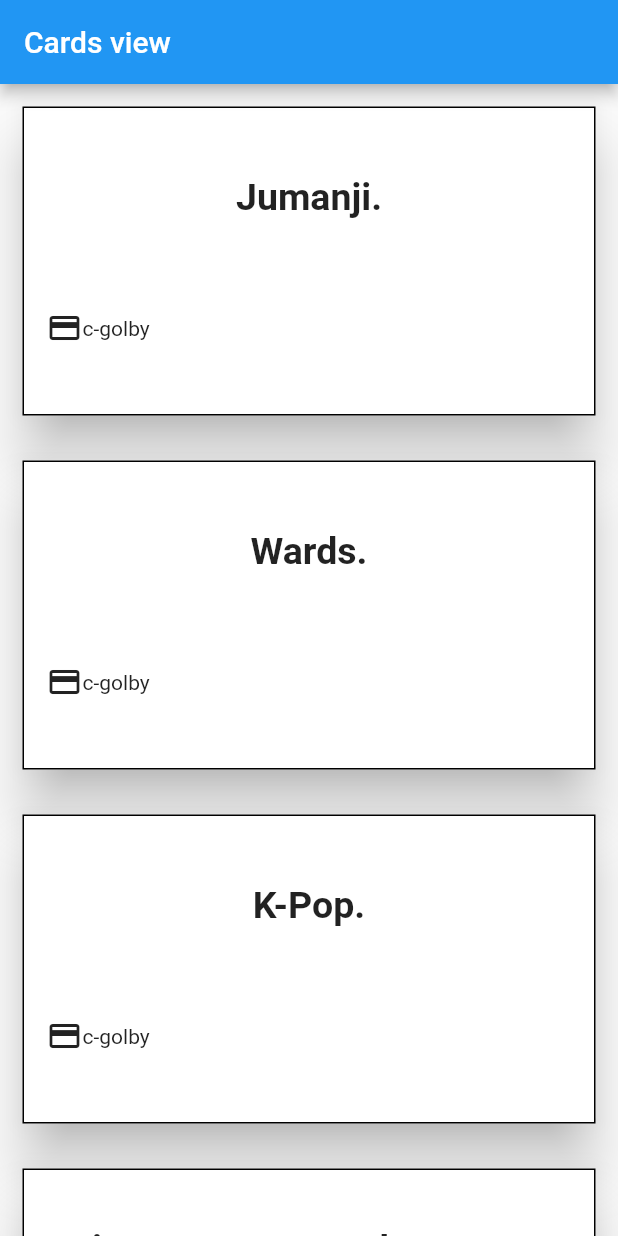
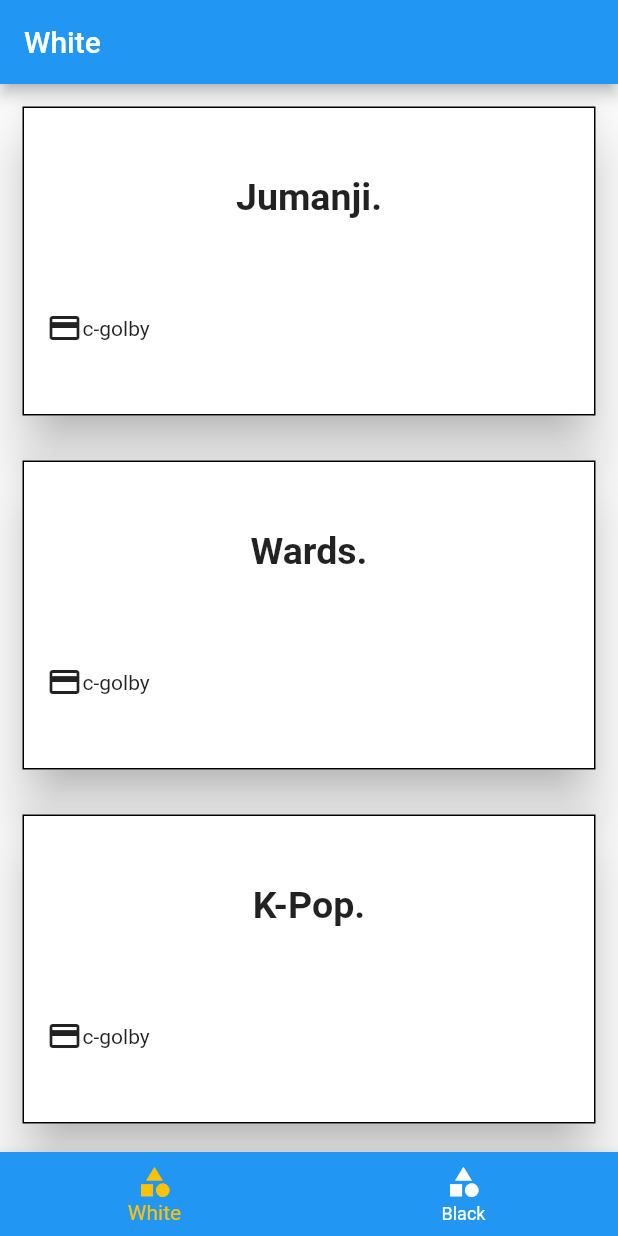
Before and after one commit to dRacz3/cah-flutter-app, a Flutter app: the screen it shows after launch, on a phone screen of 412 x 824 dp. Run offline on Flutter 3.47's test engine with Material 2 defaults, Android fonts, the phone set to English and light mode, and no system bars.

Commit message:
ADD: Black/White cards view with tabs

```diff
--- a/lib/data/dummy_card_data.dart
+++ b/lib/data/dummy_card_data.dart
@@ -18,3 +18,16 @@
       deck: "c-golby"),
   WhiteCard(text: "STEAL ALL THE FARM.", icon: "file-text-o", deck: "c-golby"),
 ];
+
+var BLACK_CARDS = [
+  BlackCard(
+      text: "_ is camping my lane.",
+      deck: "c-golby",
+      icon: "file-text-o",
+      pick: 1),
+  BlackCard(
+      text: "Hey guys, check out my _ montage!",
+      deck: "c-golby",
+      icon: "file-text-o",
+      pick: 1),
+];
--- a/lib/main.dart
+++ b/lib/main.dart
@@ -1,6 +1,6 @@
-import 'package:cah_apk/data/dummy_card_data.dart';
-import 'package:cah_apk/screens/CardsView.dart';
 import 'package:flutter/material.dart';
+
+import 'screens/tab_screen.dart';
 
 void main() {
   runApp(MyApp());
@@ -17,7 +17,7 @@
         visualDensity: VisualDensity.adaptivePlatformDensity,
       ),
       routes: {
-        '/': (ctx) => CardsViewScreen(WHITE_CARDS),
+        '/': (ctx) => TabsScreen(),
       },
     );
   }
--- a/lib/models/cards.dart
+++ b/lib/models/cards.dart
@@ -1,22 +1,31 @@
 import 'package:flutter/cupertino.dart';
 import 'package:flutter/material.dart';
 
-class WhiteCard {
+class GameCard {
   final String id;
   final String text;
   final String deck;
   final String icon;
 
-  WhiteCard({this.id, this.text, this.deck, this.icon});
+  GameCard({this.id, this.text, this.deck, this.icon});
 }
 
-class BlackCard {
-  final String id;
-  final String text;
-  final String deck;
-  final int pick;
+class WhiteCard extends GameCard {
+  WhiteCard({String id, String text, String deck, String icon})
+      : super(id: id, text: text, deck: deck, icon: icon);
+}
 
-  BlackCard({this.id, this.text, this.deck, this.pick});
+class BlackCard extends GameCard {
+  int pick;
+
+  String get displayedText {
+    return this.text.replaceAll('_', '_______');
+  }
+
+  BlackCard({String id, String text, String deck, String icon, int pick})
+      : super(id: id, text: text, deck: deck, icon: icon) {
+    this.pick = pick;
+  }
 }
 
 IconData getCardIcon(String icon) {
--- a/lib/screens/CardsView.dart
+++ /dev/null
@@ -1,24 +0,0 @@
-import 'package:cah_apk/models/cards.dart';
-import 'package:cah_apk/widgets/WhiteCardDisplay.dart';
-import 'package:flutter/material.dart';
-
-class CardsViewScreen extends StatelessWidget {
-  final List<WhiteCard> displayedCards;
-
-  const CardsViewScreen(this.displayedCards);
-
-  @override
-  Widget build(BuildContext context) {
-    return Scaffold(
-        appBar: AppBar(
-          title: Text("Cards view"),
-        ),
-        body: SingleChildScrollView(
-          child: Column(
-            children: [
-              ...displayedCards.map((e) => WhiteCardDisplay(card: e)).toList()
-            ],
-          ),
-        ));
-  }
-}
--- /dev/null
+++ b/lib/screens/tab_screen.dart
@@ -0,0 +1,58 @@
+import 'package:cah_apk/data/dummy_card_data.dart';
+import './black_cards_view_screen.dart';
+import './white_cards_view_screen.dart';
+import 'package:flutter/material.dart';
+
+import 'black_cards_view_screen.dart';
+
+class TabsScreen extends StatefulWidget {
+  @override
+  _TabsScreenState createState() => _TabsScreenState();
+}
+
+class _TabsScreenState extends State<TabsScreen> {
+  List<Map<String, Object>> _pages;
+
+  int _selectedPageIndex = 0;
+  void _selectPage(int index) {
+    setState(() {
+      _selectedPageIndex = index;
+    });
+  }
+
+  @override
+  void initState() {
+    _pages = [
+      {'page': WhiteCardsViewScreen(WHITE_CARDS), 'title': Text('White')},
+      {'page': BlackCardsViewScreen(BLACK_CARDS), 'title': Text('Black')}
+    ];
+    super.initState();
+  }
+
+  @override
+  Widget build(BuildContext context) {
+    return Scaffold(
+      // drawer: MainDrawer(),
+      appBar: AppBar(title: _pages[_selectedPageIndex]['title']),
+      body: _pages[_selectedPageIndex]['page'],
+      bottomNavigationBar: BottomNavigationBar(
+        backgroundColor: Theme.of(context).primaryColor,
+        unselectedItemColor: Colors.white,
+        selectedItemColor: Colors.amber,
+        currentIndex: _selectedPageIndex,
+        type: BottomNavigationBarType.fixed,
+        onTap: _selectPage,
+        items: [
+          BottomNavigationBarItem(
+            icon: Icon(Icons.category),
+            title: Text('White'),
+          ),
+          BottomNavigationBarItem(
+            icon: Icon(Icons.category),
+            title: Text('Black'),
+          ),
+        ],
+      ),
+    );
+  }
+}
--- /dev/null
+++ b/lib/screens/white_cards_view_screen.dart
@@ -0,0 +1,21 @@
+import 'package:cah_apk/models/cards.dart';
+import 'package:cah_apk/widgets/WhiteCardDisplay.dart';
+import 'package:flutter/material.dart';
+
+class WhiteCardsViewScreen extends StatelessWidget {
+  final List<WhiteCard> displayedCards;
+
+  const WhiteCardsViewScreen(this.displayedCards);
+
+  @override
+  Widget build(BuildContext context) {
+    return Container(
+        child: SingleChildScrollView(
+      child: Column(
+        children: [
+          ...displayedCards.map((e) => WhiteCardDisplay(card: e)).toList()
+        ],
+      ),
+    ));
+  }
+}
```
Also changed, not shown: lib/screens/black_cards_view_screen.dart (added, +21 -0 lines), lib/widgets/BlackCardDisplay.dart (added, +52 -0 lines).
